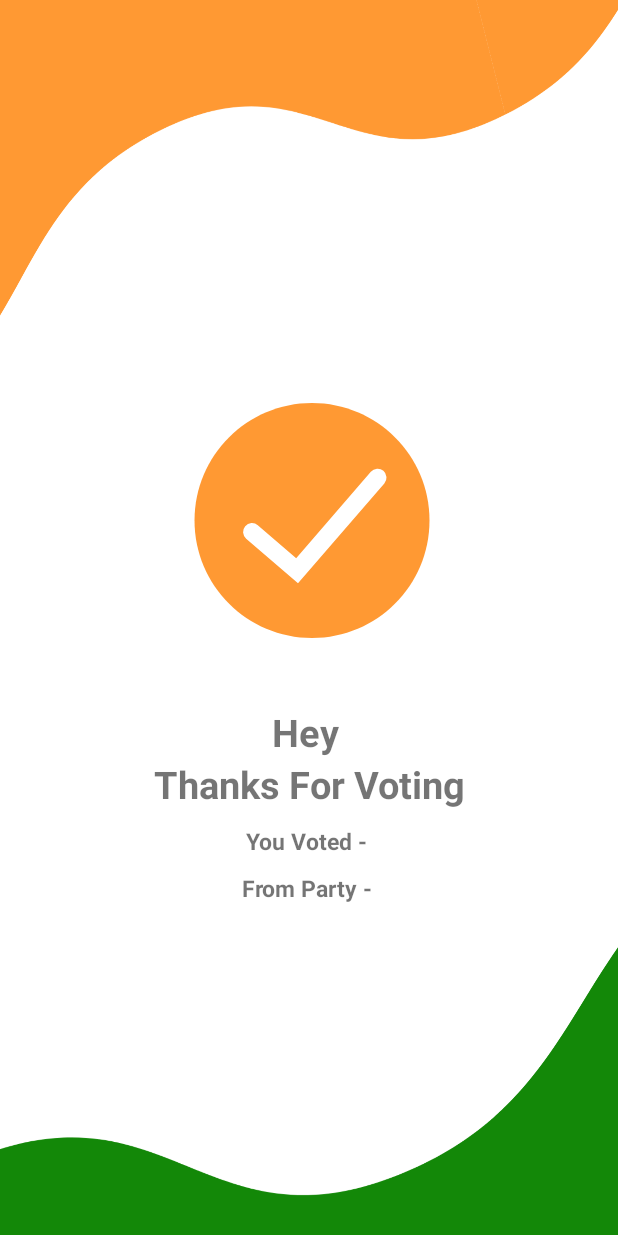
After one commit to sinhasamarth/VoteIndia, an Android app: the layout activity_voting_done.xml on its own in the app's theme, with its tools: preview values and no code run, on a phone screen of 412 x 824 dp. The commit adds this screen. Run offline under Robolectric (Android 15) with nearby library versions, the phone set to English and light mode, and no system bars.

Commit message:
Voting Done With Validation

```diff
--- a/app/src/main/AndroidManifest.xml
+++ b/app/src/main/AndroidManifest.xml
@@ -11,7 +11,8 @@
         android:roundIcon="@mipmap/ic_launcher_round"
         android:supportsRtl="true"
         android:theme="@style/Theme.VoteIndia">
-        <activity android:name=".ShowVoting"></activity>
+        <activity android:name=".VotingDone"></activity>
+        <activity android:name=".ShowVoting" />
         <activity android:name=".loginScreen" />
         <activity android:name=".otpScreen" />
         <activity android:name=".MainActivity" />
--- a/app/src/main/res/layout/activity_show_voting.xml
+++ b/app/src/main/res/layout/activity_show_voting.xml
@@ -21,7 +21,9 @@
         app:layout_constraintStart_toStartOf="parent"
         app:layout_constraintEnd_toEndOf="parent"
         android:text="CONFIRM YOUR VOTING"
-        android:layout_marginBottom="5dp"
+        android:textColor="@color/white"
+        android:layout_marginBottom="10dp"
+        android:textSize="15sp"
         android:onClick="ConfirmVoting"
         app:cornerRadius="10dp"/>
 
--- /dev/null
+++ b/app/src/main/res/layout/activity_voting_done.xml
@@ -0,0 +1,59 @@
+<?xml version="1.0" encoding="utf-8"?>
+<LinearLayout xmlns:android="http://schemas.android.com/apk/res/android"
+    xmlns:app="http://schemas.android.com/apk/res-auto"
+    xmlns:tools="http://schemas.android.com/tools"
+    android:layout_width="match_parent"
+    android:layout_height="match_parent"
+    android:background="@drawable/bg1"
+    android:gravity="center"
+    android:orientation="vertical"
+    tools:context=".VotingDone">
+
+    <com.airbnb.lottie.LottieAnimationView
+        android:layout_width="250dp"
+        android:layout_height="250dp"
+        app:lottie_rawRes="@raw/verified"
+        app:lottie_autoPlay="true"
+        />
+
+    <com.google.android.material.textview.MaterialTextView
+        android:layout_width="match_parent"
+        android:layout_height="wrap_content"
+        android:text="Hey "
+        android:textAlignment="center"
+        android:textSize="25sp"
+        android:textStyle="bold"
+        android:id="@+id/DisplayUserName"
+        />
+
+    <com.google.android.material.textview.MaterialTextView
+        android:layout_width="match_parent"
+        android:layout_height="wrap_content"
+        android:text="Thanks For Voting"
+        android:textAlignment="center"
+        android:textSize="25sp"
+        android:textStyle="bold"
+
+        />
+
+    <com.google.android.material.textview.MaterialTextView
+        android:layout_marginTop="10dp"
+        android:layout_width="match_parent"
+        android:layout_height="wrap_content"
+        android:text="You Voted - "
+        android:textAlignment="center"
+        android:textSize="15sp"
+        android:textStyle="bold"
+        android:id="@+id/DisplayCandidateName"
+        />
+    <com.google.android.material.textview.MaterialTextView
+        android:layout_marginTop="10dp"
+        android:layout_width="match_parent"
+        android:layout_height="wrap_content"
+        android:text="From Party - "
+        android:textAlignment="center"
+        android:textSize="15sp"
+        android:textStyle="bold"
+        android:id="@+id/DisplayPartyName"
+        />
+</LinearLayout>
```
Also changed, not shown: app/src/main/java/com/example/voteindia/ShowVoting.kt (+49 -5 lines), app/src/main/java/com/example/voteindia/VotingDone.kt (added, +27 -0 lines), app/src/main/java/com/example/voteindia/otpScreen.kt (+4 -3 lines), app/src/main/res/raw/verified.json (added, +1 -0 lines).
